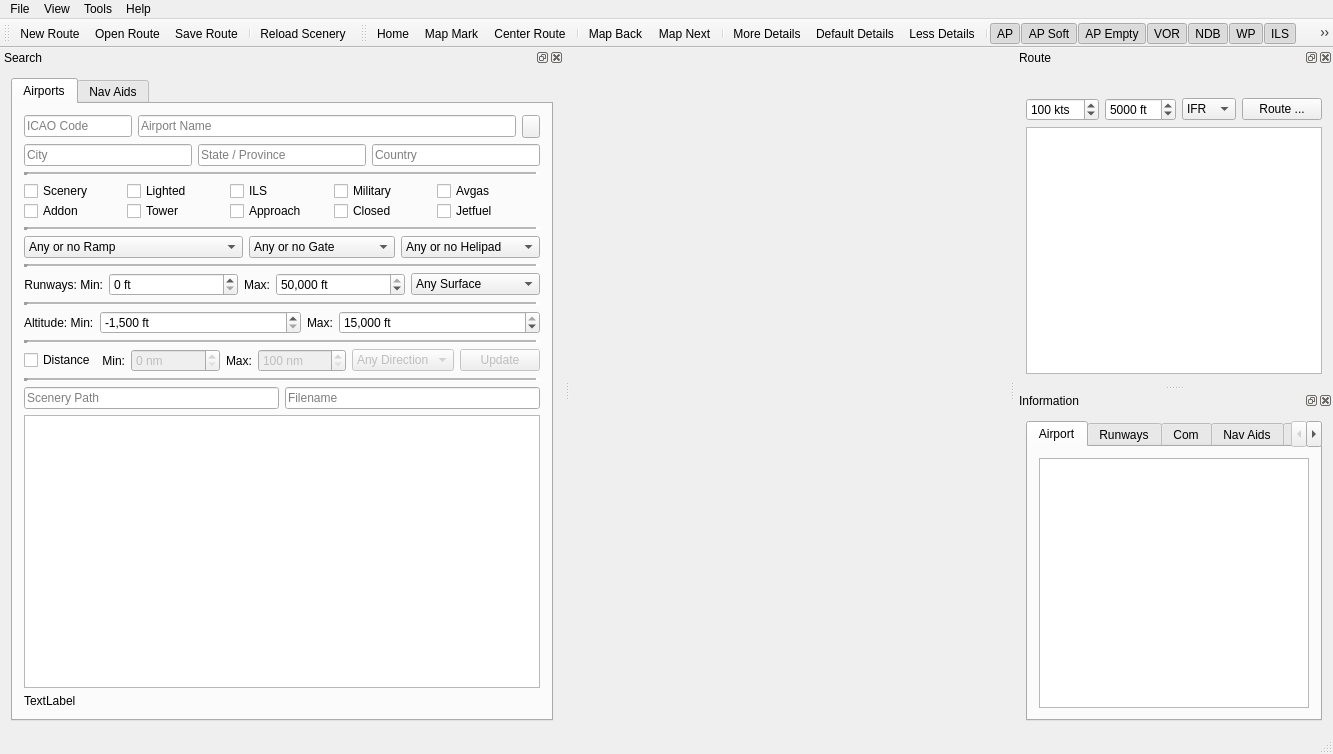
First picture: the form in src/gui/mainwindow.ui, repository albar965/littlenavmap, before the edit.
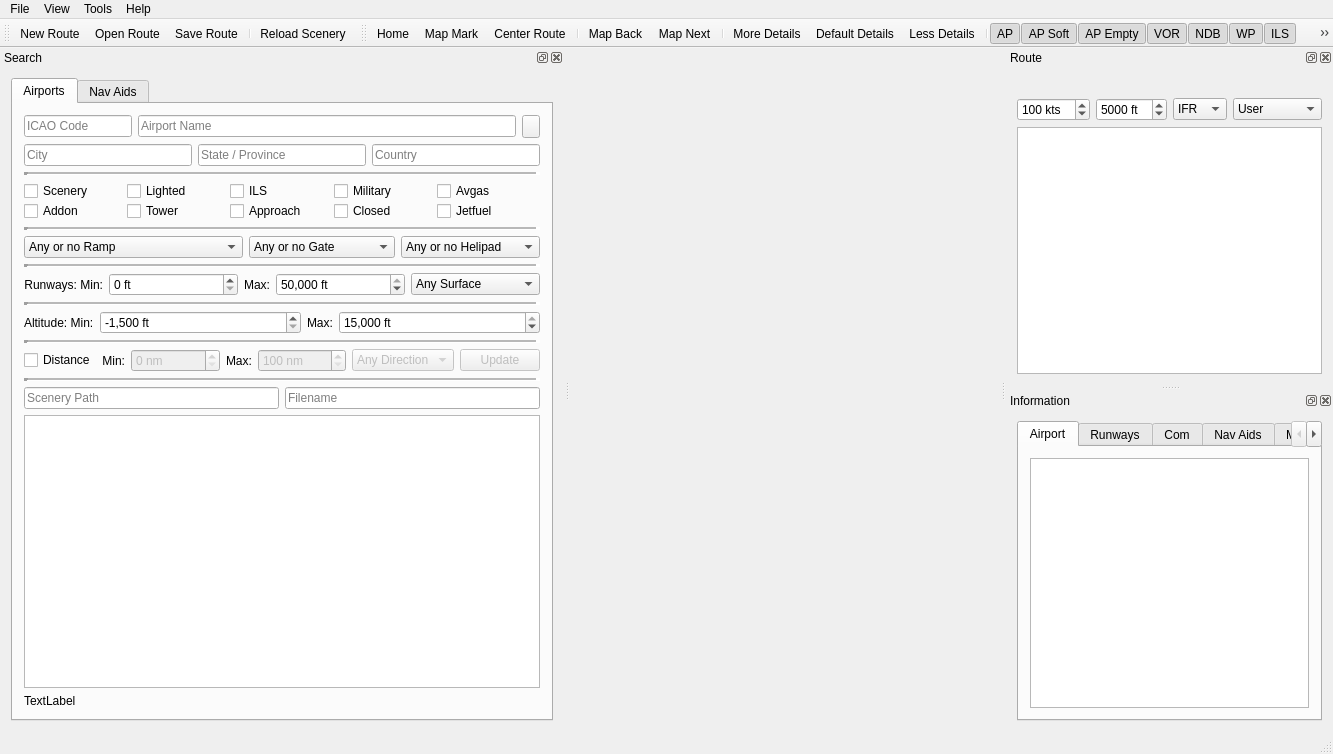
Second picture: the form after the edit. Icons and pictures are not drawn.

Commit message: Implemented route change by context menu.

```diff
--- a/src/gui/mainwindow.ui
+++ b/src/gui/mainwindow.ui
@@ -1551,16 +1551,22 @@
         </widget>
        </item>
        <item>
-        <widget class="QPushButton" name="pushButton">
-         <property name="sizePolicy">
-          <sizepolicy hsizetype="Fixed" vsizetype="Fixed">
-           <horstretch>0</horstretch>
-           <verstretch>0</verstretch>
-          </sizepolicy>
-         </property>
-         <property name="text">
-          <string>Route ...</string>
-         </property>
+        <widget class="QComboBox" name="comboBoxRoutingType">
+         <item>
+          <property name="text">
+           <string>User</string>
+          </property>
+         </item>
+         <item>
+          <property name="text">
+           <string>Radionavs</string>
+          </property>
+         </item>
+         <item>
+          <property name="text">
+           <string>Airways</string>
+          </property>
+         </item>
         </widget>
        </item>
       </layout>
```
Left out of the diff: 12 changed lines with no effect on the pictures. The commit also changes 9 other files.
